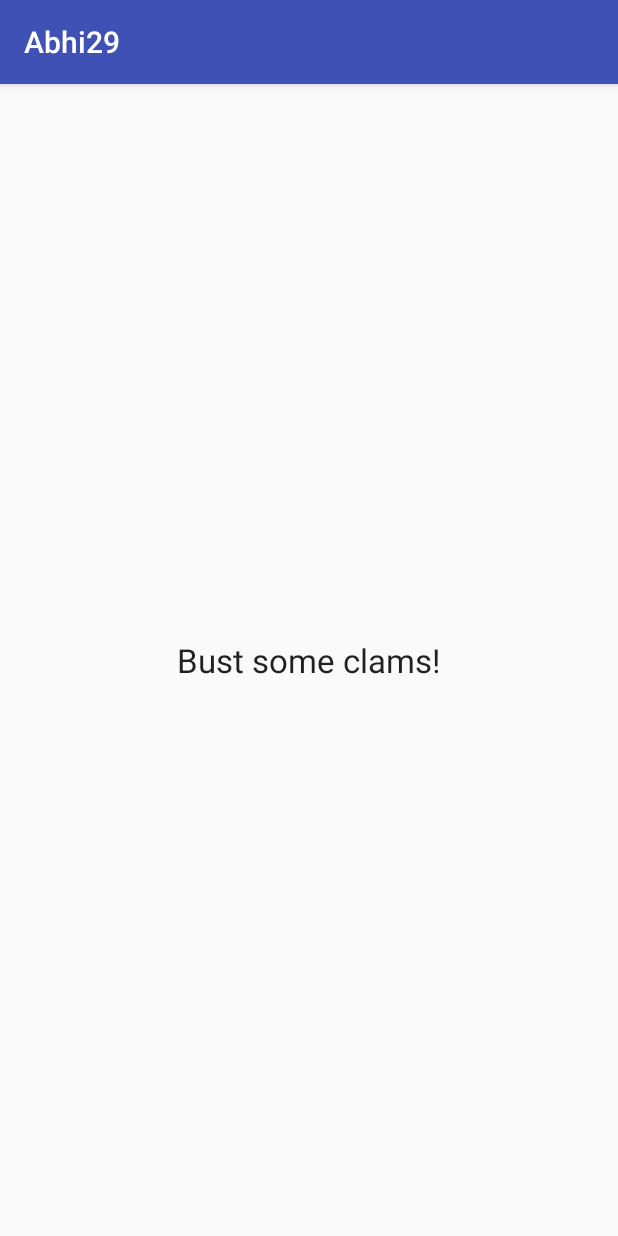
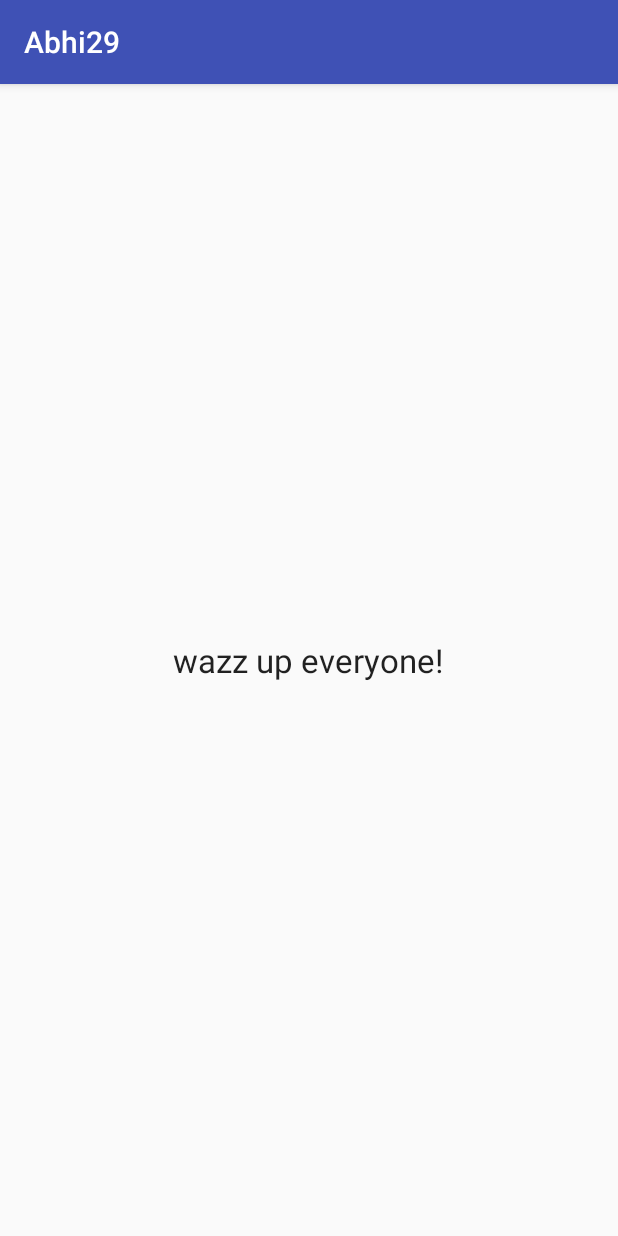
Before and after one commit to shekiboss/Abhi, an Android app: the screen it shows after launch (MainActivity), on a phone screen of 412 x 824 dp. Run offline under Robolectric (Android 15) with nearby library versions, the phone set to English and light mode, and no system bars.

Commit message:
changed the label text to "wazz up everyone"

```diff
--- a/app/src/main/res/layout/activity_main.xml
+++ b/app/src/main/res/layout/activity_main.xml
@@ -13,7 +13,7 @@
         android:layout_width="wrap_content"
         android:layout_height="wrap_content"
         android:textAppearance="?android:attr/textAppearanceLarge"
-        android:text="Bust some clams!"
+        android:text="wazz up everyone!"
         android:id="@+id/textView"
         android:layout_centerVertical="true"
         android:layout_centerHorizontal="true" />
```
